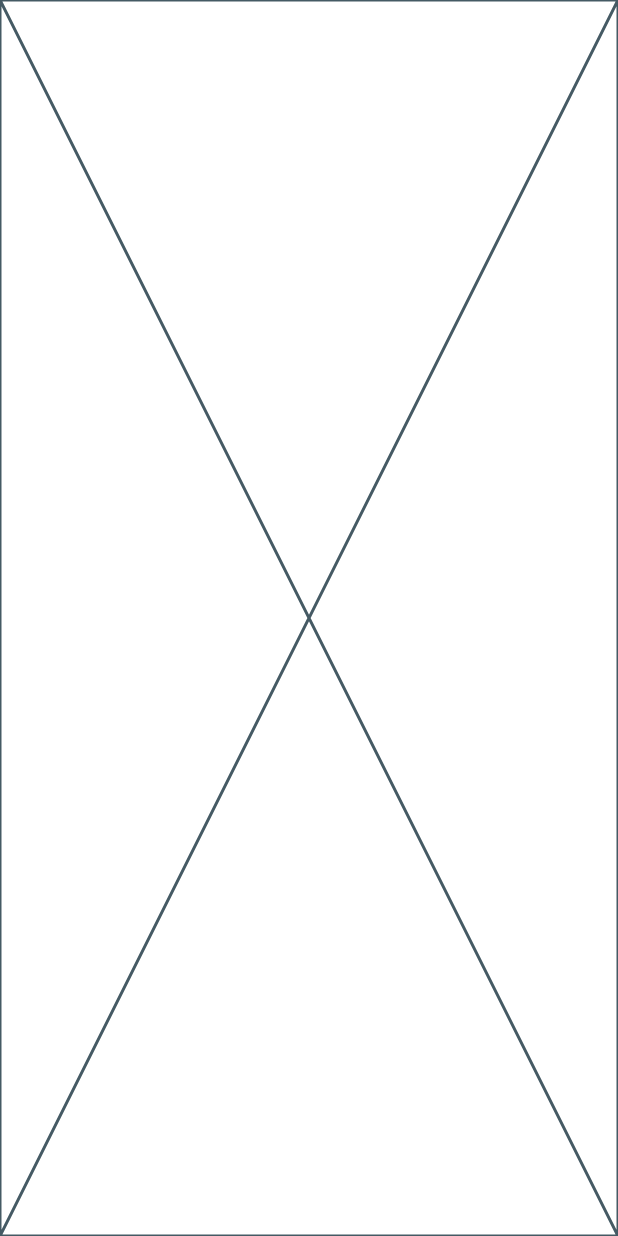
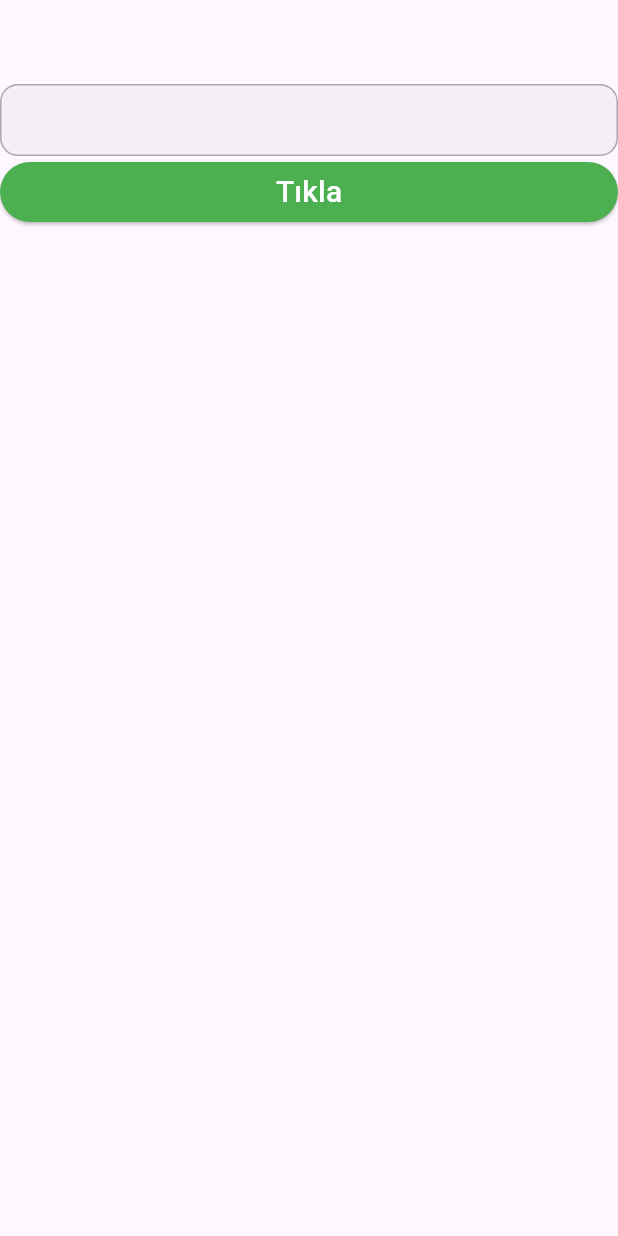
Before and after one commit to mstf45/iyzclinic, a Flutter app: the screen it shows after launch, on a phone screen of 412 x 824 dp. Run offline on Flutter 3.47's test engine with Material 3 defaults, Android fonts, the phone set to English and light mode, and no system bars; our stand-ins replace device_preview.

Commit message:
edit page design

```diff
--- a/lib/core/utils/validators/validate_class.dart
+++ b/lib/core/utils/validators/validate_class.dart
@@ -1,6 +1,6 @@
 import '../constants/app_strings.dart';
 
-class ValidateClass {
+  class ValidateClass {
   String? validateName(String? v) {
     if (v == null || v.trim().isEmpty) return AppStrings.nameRequired;
     if (v.trim().length < 2) return AppStrings.minNameTwoRequired;
--- a/lib/features/auth/view/login_view.dart
+++ b/lib/features/auth/view/login_view.dart
@@ -0,0 +1,36 @@
+import 'package:flutter/material.dart';
+import 'package:iyzclinic/core/utils/components/custom_elevated_button.dart';
+import 'package:iyzclinic/core/utils/components/custom_text_from_field.dart';
+
+import '../../../core/utils/validators/validate_class.dart';
+
+class LoginView extends StatefulWidget {
+  const LoginView({super.key});
+
+  @override
+  State<LoginView> createState() => _LoginViewState();
+}
+
+class _LoginViewState extends State<LoginView> {
+  GlobalKey<FormState> _globalKey = GlobalKey<FormState>();
+  @override
+  Widget build(BuildContext context) {
+    return Scaffold(
+      appBar: AppBar(),
+      body: Form(
+        key: _globalKey,
+        child: Column(
+          children: [
+            CustomTextFromField(
+              autovalidateMode: AutovalidateMode.onUserInteraction,
+              validator: (v) => ValidateClass().validateEmail(v),
+            ),
+            CustomElevatedButton(onPressed: () {
+              _globalKey.currentState!.validate();
+            }, text: 'Tıkla'),
+          ],
+        ),
+      ),
+    );
+  }
+}
--- a/lib/main.dart
+++ b/lib/main.dart
@@ -1,6 +1,8 @@
 import 'package:device_preview/device_preview.dart';
 import 'package:flutter/foundation.dart';
 import 'package:flutter/material.dart';
+import 'package:iyzclinic/core/utils/constants/app_strings.dart';
+import 'package:iyzclinic/features/auth/view/login_view.dart';
 
 void main() {
   runApp(
@@ -18,11 +20,11 @@ class MyApp extends StatelessWidget {
       locale: DevicePreview.locale(context),
       builder: DevicePreview.appBuilder,
       debugShowCheckedModeBanner: false,
-      title: 'Yedek Parçam',
+      title: AppStrings.appName,
       theme: ThemeData(
         colorScheme: ColorScheme.fromSeed(seedColor: Colors.deepPurple),
       ),
-      home: const Placeholder(),
+      home: LoginView()
     );
   }
 }
```
Also changed, not shown: 1 other file.
